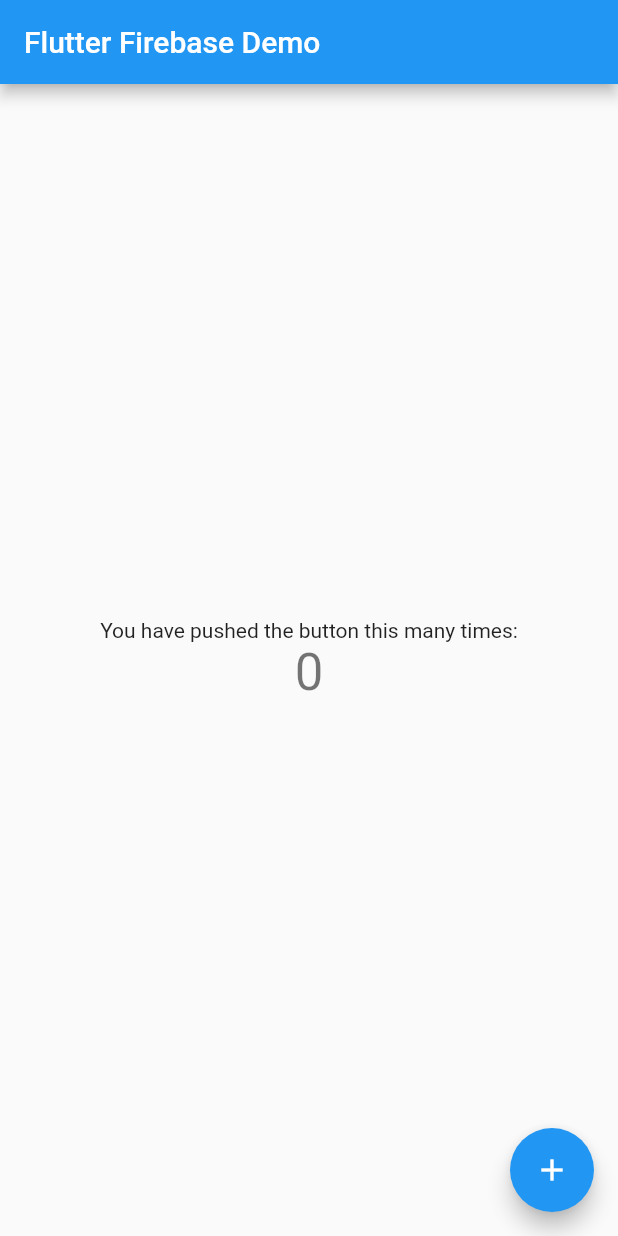
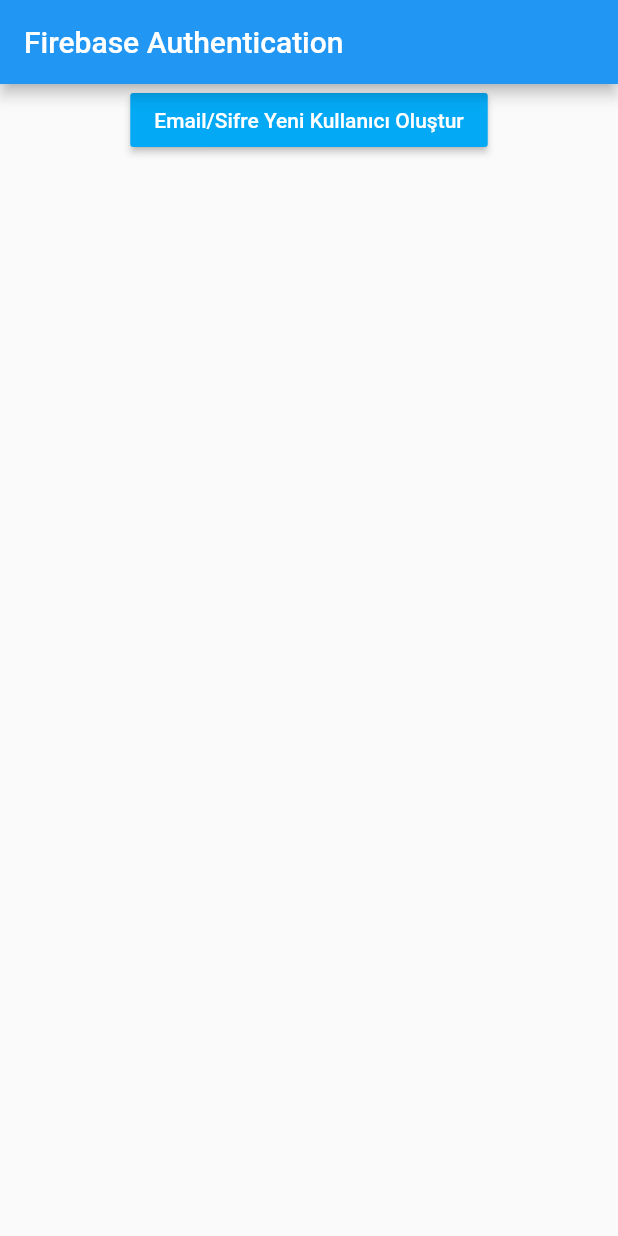
Before and after one commit to aoguz1/flutter_firebase_dersleri, a Flutter app: the screen it shows after launch, on a phone screen of 412 x 824 dp. Run offline on Flutter 3.47's test engine with Material 2 defaults, Android fonts, the phone set to English and light mode, and no system bars; our stand-ins replace firebase_auth; accounts and stored records are empty.

Commit message:
firebase eklendi auth ile ilgili ilk işlem olan email ve sifre ile kullanıcı olusturuldu

```diff
--- /dev/null
+++ b/lib/login_islemleri.dart
@@ -0,0 +1,48 @@
+import 'package:flutter/material.dart';
+import 'package:firebase_auth/firebase_auth.dart';
+
+class LoginIslemleri extends StatefulWidget {
+  @override
+  _LoginIslemleriState createState() => _LoginIslemleriState();
+}
+
+class _LoginIslemleriState extends State<LoginIslemleri> {
+  final FirebaseAuth _auth = FirebaseAuth.instance;
+
+  @override
+  Widget build(BuildContext context) {
+    return Scaffold(
+      appBar: AppBar(
+        title: Text("Firebase Authentication"),
+      ),
+      body: Center(
+        child: Column(
+          children: <Widget>[
+            RaisedButton(
+              child: Text(
+                "Email/Sifre Yeni Kullanıcı Oluştur",
+                style: TextStyle(color: Colors.white),
+              ),
+              color: Colors.lightBlue,
+              onPressed: _emailveSifreLogin,
+            ),
+          ],
+        ),
+      ),
+    );
+  }
+
+  void _emailveSifreLogin() async {
+    String mail = "emrealtunbilek@gmail.com";
+    String sifre = "123456";
+    var firebaseUser = await _auth
+        .createUserWithEmailAndPassword(email: mail, password: sifre,)
+        .catchError((e) => debugPrint("Hata :" + e.toString()));
+
+    if(firebaseUser != null){
+
+      debugPrint("Uid ${firebaseUser.uid} mail : ${firebaseUser.email} mailOnayı : ${firebaseUser.isEmailVerified} ");
+    }
+
+  }
+}
--- a/lib/main.dart
+++ b/lib/main.dart
@@ -1,4 +1,6 @@
 import 'package:flutter/material.dart';
+import 'package:firebase_auth/firebase_auth.dart';
+import 'package:flutter_firebase_dersleri/login_islemleri.dart';
 
 void main() => runApp(MyApp());
 
@@ -10,7 +12,7 @@ class MyApp extends StatelessWidget {
       theme: ThemeData(
         primarySwatch: Colors.blue,
       ),
-      home: MyHomePage(title: 'Flutter Firebase Demo'),
+      home: LoginIslemleri(),
     );
   }
 }
--- a/pubspec.yaml
+++ b/pubspec.yaml
@@ -15,6 +15,8 @@ environment:
 dependencies:
   flutter:
     sdk: flutter
+  firebase_auth: ^0.8.0+1
+
 
   # The following adds the Cupertino Icons font to your application.
   # Use with the CupertinoIcons class for iOS style icons.
```
Also changed, not shown: 4 other files.
